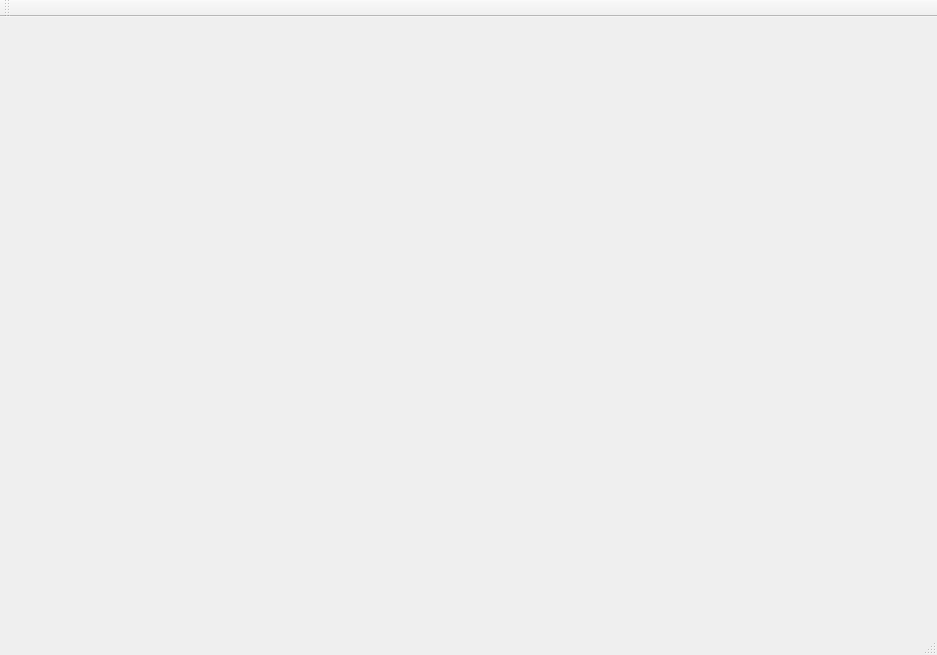
Liu8018/facerec-gui3, file gui/mainwindow.ui: the form before one commit.
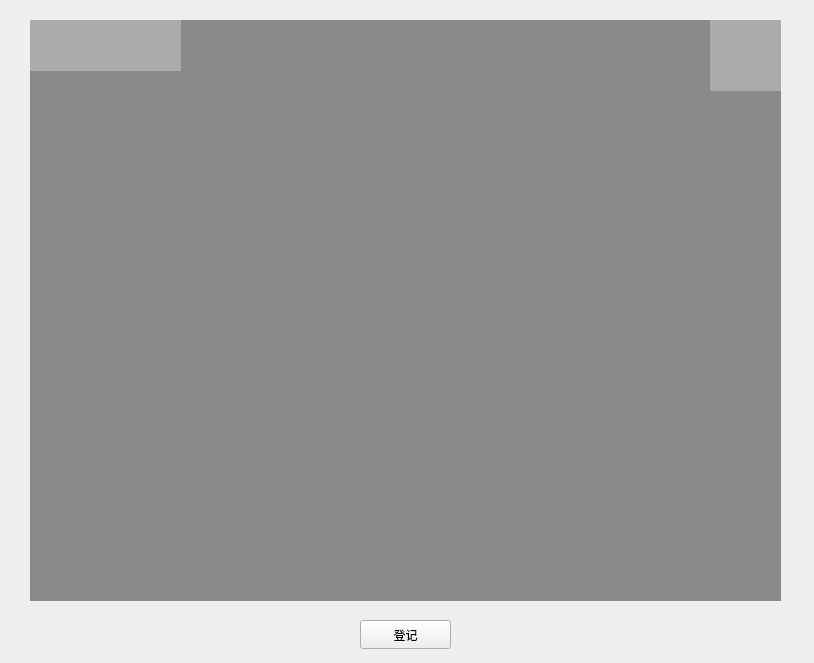
The form after the commit. Icons and pictures are not drawn.

What changed in the file:
```diff
--- a/gui/mainwindow.ui
+++ b/gui/mainwindow.ui
@@ -6,33 +6,78 @@
    <rect>
     <x>0</x>
     <y>0</y>
-    <width>937</width>
-    <height>655</height>
+    <width>814</width>
+    <height>663</height>
    </rect>
   </property>
   <property name="windowTitle">
    <string>MainWindow</string>
   </property>
-  <widget class="QWidget" name="centralWidget"/>
-  <widget class="QMenuBar" name="menuBar">
-   <property name="geometry">
-    <rect>
-     <x>0</x>
-     <y>0</y>
-     <width>937</width>
-     <height>26</height>
-    </rect>
-   </property>
+  <widget class="QWidget" name="centralWidget">
+   <widget class="QLabel" name="label_Main">
+    <property name="geometry">
+     <rect>
+      <x>30</x>
+      <y>20</y>
+      <width>751</width>
+      <height>581</height>
+     </rect>
+    </property>
+    <property name="styleSheet">
+     <string notr="true">background-color: rgb(138, 138, 138);</string>
+    </property>
+    <property name="text">
+     <string/>
+    </property>
+   </widget>
+   <widget class="QPushButton" name="pushButton_SignUp">
+    <property name="geometry">
+     <rect>
+      <x>360</x>
+      <y>620</y>
+      <width>91</width>
+      <height>29</height>
+     </rect>
+    </property>
+    <property name="text">
+     <string>登记</string>
+    </property>
+   </widget>
+   <widget class="QLabel" name="icon_label0">
+    <property name="geometry">
+     <rect>
+      <x>30</x>
+      <y>20</y>
+      <width>151</width>
+      <height>51</height>
+     </rect>
+    </property>
+    <property name="styleSheet">
+     <string notr="true">background-color: rgb(171, 171, 171);
+background-image: url(:/icons/data/icons/icon0.jpg);</string>
+    </property>
+    <property name="text">
+     <string/>
+    </property>
+   </widget>
+   <widget class="QLabel" name="icon_label1">
+    <property name="geometry">
+     <rect>
+      <x>710</x>
+      <y>20</y>
+      <width>71</width>
+      <height>71</height>
+     </rect>
+    </property>
+    <property name="styleSheet">
+     <string notr="true">background-color: rgb(171, 171, 171);
+background-image: url(:/icons/data/icons/BIT.jpg);</string>
+    </property>
+    <property name="text">
+     <string/>
+    </property>
+   </widget>
   </widget>
-  <widget class="QToolBar" name="mainToolBar">
-   <attribute name="toolBarArea">
-    <enum>TopToolBarArea</enum>
-   </attribute>
-   <attribute name="toolBarBreak">
-    <bool>false</bool>
-   </attribute>
-  </widget>
-  <widget class="QStatusBar" name="statusBar"/>
  </widget>
  <layoutdefault spacing="6" margin="11"/>
  <resources/>
```
Left out of the diff: 2 changed lines with no effect on the pictures.
